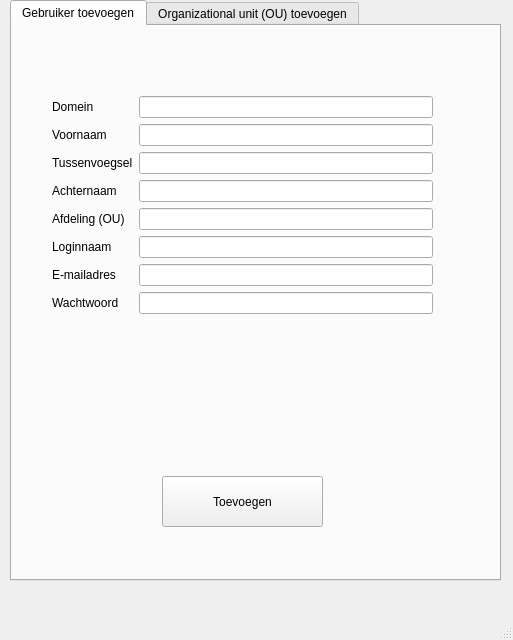
Old version of the form src/main/resources/ui/main_window.ui in the repository jebr/WDS-Add-ADUser.
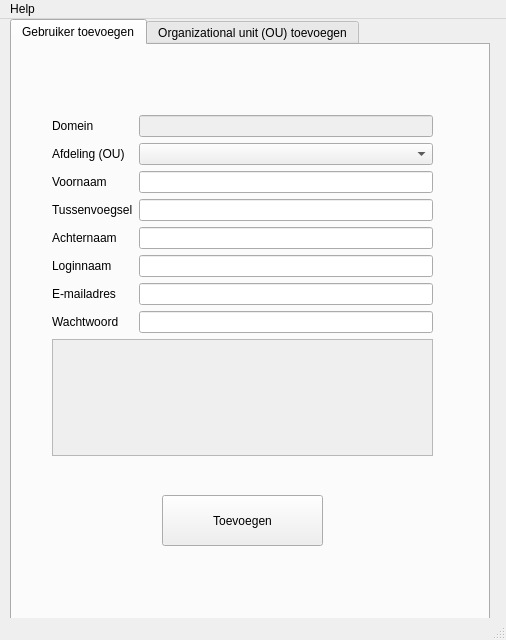
New version of the form.

```diff
--- a/src/main/resources/ui/main_window.ui
+++ b/src/main/resources/ui/main_window.ui
@@ -6,7 +6,7 @@
    <rect>
     <x>0</x>
     <y>0</y>
-    <width>513</width>
+    <width>506</width>
     <height>640</height>
    </rect>
   </property>
@@ -19,14 +19,14 @@
      <rect>
       <x>10</x>
       <y>0</y>
-      <width>491</width>
-      <height>581</height>
+      <width>480</width>
+      <height>640</height>
      </rect>
     </property>
     <property name="currentIndex">
      <number>0</number>
     </property>
-    <widget class="QWidget" name="tab">
+    <widget class="QWidget" name="tab_add_user">
      <attribute name="title">
       <string>Gebruiker toevoegen</string>
      </attribute>
@@ -48,47 +48,61 @@
         </widget>
        </item>
        <item row="0" column="1">
-        <widget class="QLineEdit" name="domainLineEdit"/>
+        <widget class="QLineEdit" name="domainLineEdit">
+         <property name="enabled">
+          <bool>false</bool>
+         </property>
+         <property name="focusPolicy">
+          <enum>Qt::NoFocus</enum>
+         </property>
+        </widget>
        </item>
-       <item row="1" column="0">
+       <item row="2" column="0">
         <widget class="QLabel" name="voornaamLabel">
          <property name="text">
           <string>Voornaam</string>
          </property>
         </widget>
        </item>
-       <item row="1" column="1">
+       <item row="2" column="1">
         <widget class="QLineEdit" name="voornaamLineEdit"/>
        </item>
-       <item row="2" column="0">
+       <item row="3" column="0">
         <widget class="QLabel" name="tussenvoegselLabel">
          <property name="text">
           <string>Tussenvoegsel</string>
          </property>
         </widget>
        </item>
-       <item row="2" column="1">
+       <item row="3" column="1">
         <widget class="QLineEdit" name="tussenvoegselLineEdit"/>
        </item>
-       <item row="3" column="0">
+       <item row="4" column="0">
         <widget class="QLabel" name="achternaamLabel">
          <property name="text">
           <string>Achternaam</string>
          </property>
         </widget>
        </item>
-       <item row="3" column="1">
+       <item row="4" column="1">
         <widget class="QLineEdit" name="achternaamLineEdit"/>
        </item>
-       <item row="4" column="0">
+       <item row="1" column="1">
+        <widget class="QComboBox" name="comboBox">
+         <property name="focusPolicy">
+          <enum>Qt::StrongFocus</enum>
+         </property>
+        </widget>
+       </item>
+       <item row="1" column="0">
         <widget class="QLabel" name="afdelingOULabel">
          <property name="text">
           <string>Afdeling (OU)</string>
          </property>
         </widget>
        </item>
-       <item row="4" column="1">
-        <widget class="QLineEdit" name="afdelingOULineEdit"/>
+       <item row="5" column="1">
+        <widget class="QLineEdit" name="loginnaamLineEdit"/>
        </item>
        <item row="5" column="0">
         <widget class="QLabel" name="loginnaamLabel">
@@ -97,9 +111,6 @@
          </property>
         </widget>
        </item>
-       <item row="5" column="1">
-        <widget class="QLineEdit" name="loginnaamLineEdit"/>
-       </item>
        <item row="6" column="0">
         <widget class="QLabel" name="eMailadresLabel">
          <property name="text">
@@ -120,6 +131,22 @@
        <item row="7" column="1">
         <widget class="QLineEdit" name="wachtwoordLineEdit"/>
        </item>
+       <item row="8" column="0" colspan="2">
+        <widget class="QPlainTextEdit" name="plainTextEdit_error">
+         <property name="enabled">
+          <bool>false</bool>
+         </property>
+         <property name="focusPolicy">
+          <enum>Qt::NoFocus</enum>
+         </property>
+         <property name="verticalScrollBarPolicy">
+          <enum>Qt::ScrollBarAlwaysOff</enum>
+         </property>
+         <property name="horizontalScrollBarPolicy">
+          <enum>Qt::ScrollBarAlwaysOff</enum>
+         </property>
+        </widget>
+       </item>
       </layout>
      </widget>
      <widget class="QPushButton" name="pushButton">
@@ -136,7 +163,7 @@
       </property>
      </widget>
     </widget>
-    <widget class="QWidget" name="">
+    <widget class="QWidget" name="tab_add_ou">
      <attribute name="title">
       <string>Organizational unit (OU) toevoegen</string>
      </attribute>
@@ -148,12 +175,30 @@
     <rect>
      <x>0</x>
      <y>0</y>
-     <width>513</width>
+     <width>506</width>
      <height>21</height>
     </rect>
    </property>
+   <widget class="QMenu" name="menuHelp">
+    <property name="title">
+     <string>Help</string>
+    </property>
+    <addaction name="actionInfo"/>
+    <addaction name="actionUpdate"/>
+   </widget>
+   <addaction name="menuHelp"/>
   </widget>
   <widget class="QStatusBar" name="statusbar"/>
+  <action name="actionInfo">
+   <property name="text">
+    <string>Info</string>
+   </property>
+  </action>
+  <action name="actionUpdate">
+   <property name="text">
+    <string>Update WDS</string>
+   </property>
+  </action>
  </widget>
  <resources/>
  <connections/>
```
